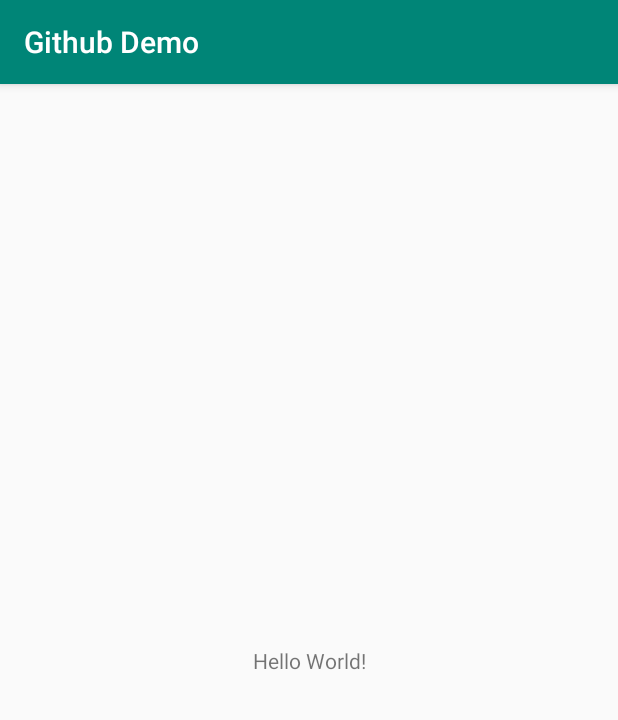
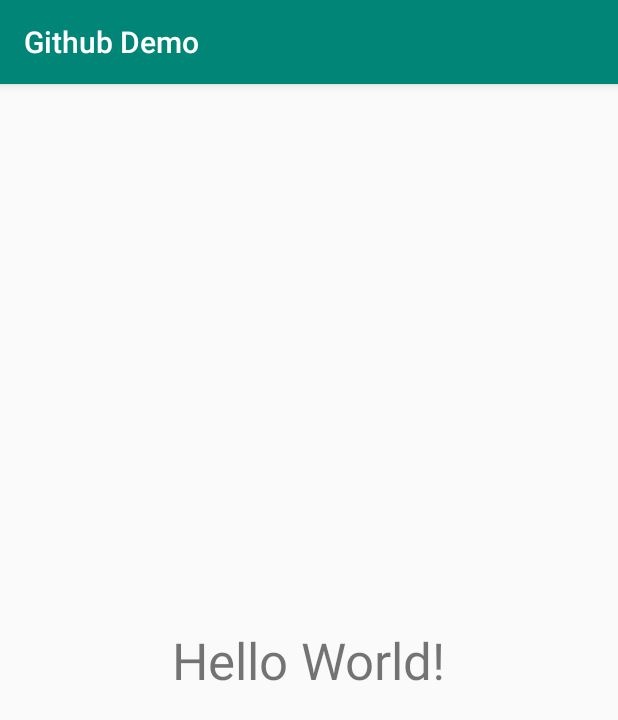
Before and after one commit to SonuSoni86/GithubDemo, an Android app: the screen it shows after launch (MainActivity), on a phone screen of 412 x 824 dp. Shown: the top 720 px of the screen. Run offline under Robolectric (Android 15) with nearby library versions, the phone set to English and light mode, and no system bars.

Commit message:
just a little change

```diff
--- a/app/src/main/res/layout/activity_main.xml
+++ b/app/src/main/res/layout/activity_main.xml
@@ -13,6 +13,7 @@
         app:layout_constraintBottom_toBottomOf="parent"
         app:layout_constraintLeft_toLeftOf="parent"
         app:layout_constraintRight_toRightOf="parent"
+        android:textSize="34dp"
         app:layout_constraintTop_toTopOf="parent" />
 
 </androidx.constraintlayout.widget.ConstraintLayout>
```
